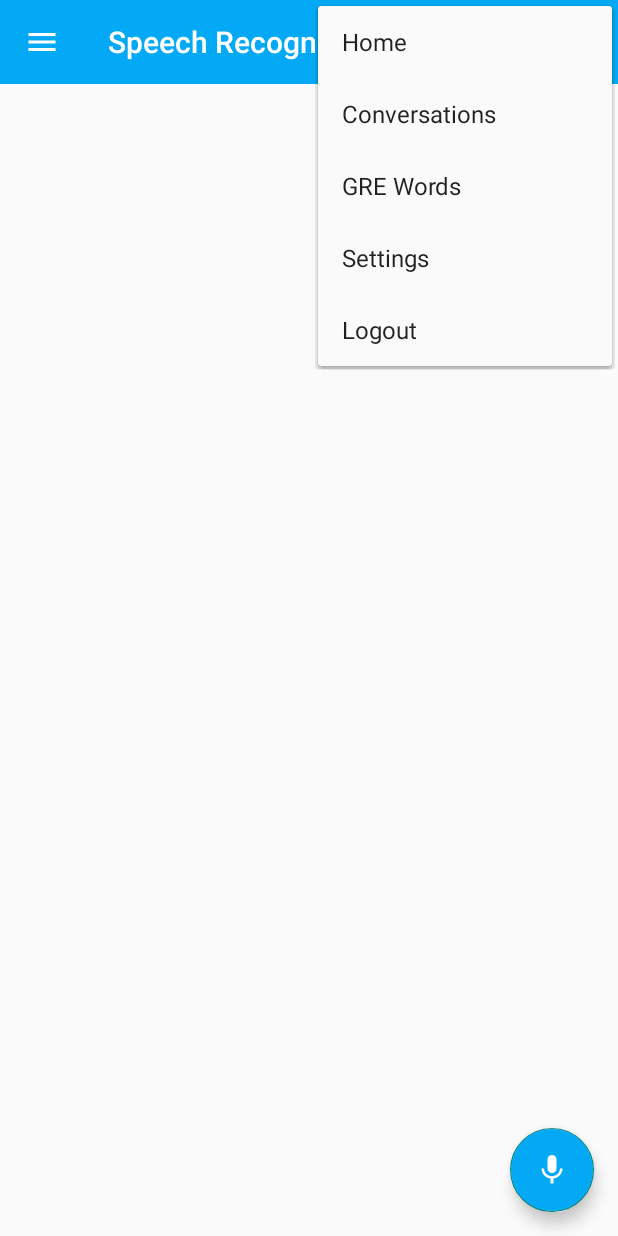
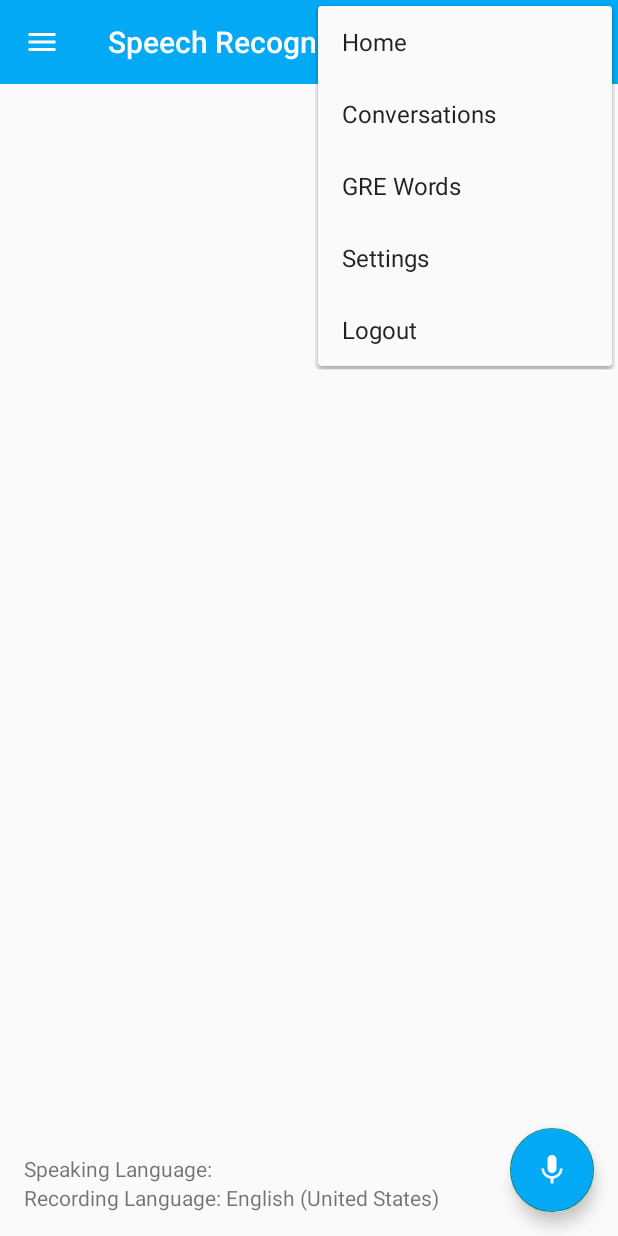
Before and after one commit to krishnapokhare/androidspeechtotext, an Android app: the screen it shows after launch once a user with an empty profile is signed in (MainActivity), with the options menu open, on a phone screen of 412 x 824 dp. Run offline under Robolectric (Android 15) with nearby library versions, the phone set to English and light mode, and no system bars; our stand-ins replace Firebase (no records; nobody signed in at launch, a user with empty details on screens opened directly).

```diff
--- a/app/src/main/java/com/kpokhare/offlinespeechrecognizer/MainActivity.java
+++ b/app/src/main/java/com/kpokhare/offlinespeechrecognizer/MainActivity.java
@@ -22,8 +22,11 @@ import android.widget.Toast;
 import com.google.firebase.database.DatabaseReference;
 import com.google.firebase.database.FirebaseDatabase;
 
+import org.w3c.dom.Text;
+
 import java.lang.ref.WeakReference;
 import java.util.ArrayList;
+import java.util.Arrays;
 import java.util.Collections;
 import java.util.Comparator;
 import java.util.LinkedList;
@@ -45,6 +48,11 @@ public class MainActivity extends BaseActivity implements RecognitionListener {
     private TextView speechTextView;
     private String finalResult;
     private boolean stopRecording;
+    private String recordingLangName = "English-United States";
+    String[] languages;
+    String[] languageValues;
+    private TextView recordingLangHeadingTextView;
+    private TextView speakingLangHeadingTextView;
 
     @Override
     protected void onCreate(Bundle savedInstanceState) {
@@ -52,6 +60,8 @@ public class MainActivity extends BaseActivity implements RecognitionListener {
         setContentView(R.layout.activity_main);
 //        setSupportActionBar((Toolbar)findViewById(R.id.main_toolbar));
         speechTextView = findViewById(R.id.speechTextView);
+        recordingLangHeadingTextView = findViewById(R.id.recordingLanguageHeading);
+        speakingLangHeadingTextView = findViewById(R.id.speakingLanguageHeading);
         fab = findViewById(R.id.fab);
         fab.setOnClickListener(new View.OnClickListener() {
             @Override
@@ -59,6 +69,14 @@ public class MainActivity extends BaseActivity implements RecognitionListener {
                 onRecordingButtonClick();
             }
         });
+
+
+        languages = getResources().getStringArray(R.array.languages);
+        languageValues = getResources().getStringArray(R.array.languages_values);
+        Log.d(LOG_TAG_DEBUG, "onCreate: languages" + languages.length);
+        Log.d(LOG_TAG_DEBUG, "onCreate: languageValues" + languageValues.length);
+
+        PreferenceManager.setDefaultValues(this, R.xml.pref_general, false);
         new LoadSupportedLanguages(this).execute("test");
     }
 
@@ -73,19 +91,19 @@ public class MainActivity extends BaseActivity implements RecognitionListener {
     private void onStartButtonClick() {
         fab.setImageResource(R.drawable.ic_pause_black_24dp);
         isRecording = true;
-        stopRecording=false;
+        stopRecording = false;
         InitializeSpeechSettings();
         startListening();
         Snackbar.make(findViewById(R.id.mainCoordinatorLayout), "Recording in progress", Snackbar.LENGTH_INDEFINITE).show();
     }
 
-    private void onStopButtonClick(){
-        stopRecording=true;
+    private void onStopButtonClick() {
+        stopRecording = true;
         stopListening();
         Snackbar.make(findViewById(R.id.mainCoordinatorLayout), "Recording Stopped", Snackbar.LENGTH_SHORT).show();
         isRecording = false;
         fab.setImageResource(R.drawable.ic_mic_black_24dp);
-        //new VoiceRecognitionActivity.SaveCurrentRecording().execute(speechTextView.getText().toString(), recordingLangCode, recordingLangName);
+        new SaveCurrentRecording().execute(speechTextView.getText().toString(), recordingLangCode, recordingLangName);
     }
 
     private void InitializeSpeechSettings() {
@@ -98,15 +116,10 @@ public class MainActivity extends BaseActivity implements RecognitionListener {
         speech.setRecognitionListener(this);
         recognizerIntent = new Intent(RecognizerIntent.ACTION_RECOGNIZE_SPEECH);
         recognizerIntent.putExtra(RecognizerIntent.EXTRA_MAX_RESULTS, 1);
-        recognizerIntent.putExtra(RecognizerIntent.EXTRA_LANGUAGE_MODEL,
-                RecognizerIntent.LANGUAGE_MODEL_FREE_FORM);
+        recognizerIntent.putExtra(RecognizerIntent.EXTRA_LANGUAGE_MODEL, RecognizerIntent.LANGUAGE_MODEL_FREE_FORM);
         recognizerIntent.putExtra(RecognizerIntent.EXTRA_PARTIAL_RESULTS, true);
         recognizerIntent.putExtra(RecognizerIntent.EXTRA_SPEECH_INPUT_POSSIBLY_COMPLETE_SILENCE_LENGTH_MILLIS, SILENCE_LENGTH);
         recognizerIntent.putExtra(RecognizerIntent.EXTRA_SPEECH_INPUT_COMPLETE_SILENCE_LENGTH_MILLIS, SILENCE_LENGTH);
-
-        recordingLangCode = preferences.getString("languages", "en-US");
-
-        Log.d(LOG_TAG_DEBUG, "Language" + recordingLangCode);
         recognizerIntent.putExtra(RecognizerIntent.EXTRA_LANGUAGE, recordingLangCode);
         recognizerIntent.putExtra(RecognizerIntent.EXTRA_ONLY_RETURN_LANGUAGE_PREFERENCE, recordingLangCode);
         recognizerIntent.putExtra(RecognizerIntent.EXTRA_LANGUAGE_PREFERENCE, recordingLangCode);
@@ -129,7 +142,6 @@ public class MainActivity extends BaseActivity implements RecognitionListener {
             speech.destroy();
             speech = null;
         }
-
     }
 
     private void startListening() {
@@ -266,7 +278,6 @@ public class MainActivity extends BaseActivity implements RecognitionListener {
     }
 
     private class ProcessResult extends AsyncTask<String, Integer, String> {
-
         @Override
         protected String doInBackground(String... strings) {
             String finalResultParam = strings[0];
@@ -285,7 +296,6 @@ public class MainActivity extends BaseActivity implements RecognitionListener {
                     speechTextView.setText(returnedValue);
                 }
             });
-
         }
     }
 
@@ -298,6 +308,22 @@ public class MainActivity extends BaseActivity implements RecognitionListener {
             speech.destroy();
             speech = null;
         }
+    }
+
+    @Override
+    protected void onResume() {
+        super.onResume();
+        SharedPreferences preferences = PreferenceManager.getDefaultSharedPreferences(this);
+        recordingLangCode = preferences.getString("languages", "en-US");
+        recordingLangName = getRecordingLangName(recordingLangCode);
+        recordingLangHeadingTextView.setText(getString(R.string.recordingLanguageText) + " " + recordingLangName);
+    }
+
+    private String getRecordingLangName(String langCode) {
+        Log.d(LOG_TAG_DEBUG, "Method: getRecordingLangName:" + langCode);
+        Log.d(LOG_TAG_DEBUG, languageValues.toString());
+        int langValueIndex = Arrays.asList(languageValues).indexOf(langCode);
+        return languages[langValueIndex];
     }
 
     static class LoadSupportedLanguages extends AsyncTask<String, Integer, String> {
@@ -325,6 +351,7 @@ public class MainActivity extends BaseActivity implements RecognitionListener {
                                 Set<Locale> languages = textToSpeech1.getAvailableLanguages();
                                 String speakingLang = "";
                                 List<Locale> sortedLanguages = new ArrayList<Locale>(languages);
+                                Log.i(LOG_TAG_DEBUG, String.valueOf(sortedLanguages.size()));
                                 Collections.sort(sortedLanguages, new Comparator<Locale>() {
                                     @Override
                                     public int compare(Locale o1, Locale o2) {
@@ -337,8 +364,10 @@ public class MainActivity extends BaseActivity implements RecognitionListener {
                                     langCodes.add(lang.toLanguageTag());
                                     langNames.add(lang.getDisplayName());
                                 }
-                                SharedPreferences sharedPreferences = activityRef.get().getPreferences(MODE_PRIVATE);
+                                SharedPreferences sharedPreferences = activityRef.get().getApplicationContext().getSharedPreferences("SPEECH_RECOGNIZER", MODE_PRIVATE);
                                 SharedPreferences.Editor editor = sharedPreferences.edit();
+                                Log.i(LOG_TAG_DEBUG, String.valueOf(langNames.size()));
+                                Log.i(LOG_TAG_DEBUG, String.valueOf(langCodes.size()));
                                 editor.putString("langNames", TextUtils.join(",", langNames));
                                 editor.putString("langCodes", TextUtils.join(",", langCodes));
                                 editor.apply();
@@ -352,6 +381,13 @@ public class MainActivity extends BaseActivity implements RecognitionListener {
             } catch (Exception e) {
                 e.printStackTrace();
                 return e.getMessage();
+            }
+        }
+
+        @Override
+        protected void onPostExecute(String s) {
+            super.onPostExecute(s);
+            Log.d(LOG_TAG_DEBUG, s);
         }
     }
 
@@ -381,4 +417,3 @@ public class MainActivity extends BaseActivity implements RecognitionListener {
         }
     }
 }
-}
--- a/app/src/main/java/com/kpokhare/offlinespeechrecognizer/SettingsActivity.java
+++ b/app/src/main/java/com/kpokhare/offlinespeechrecognizer/SettingsActivity.java
@@ -139,7 +139,7 @@ public class SettingsActivity extends AppCompatPreferenceActivity {
             ListPreference listPreferenceCategory = (ListPreference) findPreference("speakinglanguages");
             if (listPreferenceCategory != null) {
                 Log.i("SETTINGSACTIVITY", "Speaking Languages present");
-                SharedPreferences sharedPreferences = getActivity().getPreferences(MODE_PRIVATE);
+                SharedPreferences sharedPreferences = getActivity().getApplicationContext().getSharedPreferences("SPEECH_RECOGNIZER", MODE_PRIVATE);
                 String langNamesArray = sharedPreferences.getString("langNames", null);
                 String langValuesArray = sharedPreferences.getString("langCodes", null);
                 String myEntries[] = new String[]{"English(United States)"};
--- a/app/src/main/res/layout/activity_main.xml
+++ b/app/src/main/res/layout/activity_main.xml
@@ -34,11 +34,26 @@
         android:paddingTop="@dimen/activity_vertical_margin"
         app:layout_behavior="@string/appbar_scrolling_view_behavior">
 
+
         <TextView
             android:id="@+id/speechTextView"
             android:layout_width="wrap_content"
             android:layout_height="wrap_content"
             android:textSize="@dimen/text_size"/>
+
+        <TextView
+            android:layout_width="match_parent"
+            android:layout_height="wrap_content"
+            android:layout_above="@id/recordingLanguageHeading"
+            android:id="@+id/speakingLanguageHeading"
+            android:text="@string/speakingLanguageHeading" />
+
+        <TextView
+            android:layout_width="match_parent"
+            android:layout_height="wrap_content"
+            android:text="@string/recordingLanguageText"
+            android:layout_alignParentBottom="true"
+            android:id="@+id/recordingLanguageHeading" />
 
     </RelativeLayout>
 
--- a/app/src/main/res/values/strings.xml
+++ b/app/src/main/res/values/strings.xml
@@ -302,4 +302,6 @@
     <string name="action_callrecording">Call Recording</string>
     <string name="loading">Loading...</string>
     <string name="action_logout">Logout</string>
+    <string name="recordingLanguageText">Recording Language:</string>
+    <string name="speakingLanguageHeading">Speaking Language:</string>
 </resources>
```
Also changed, not shown: 1 other file. Lines whose indentation alone changed are shown as unchanged.
